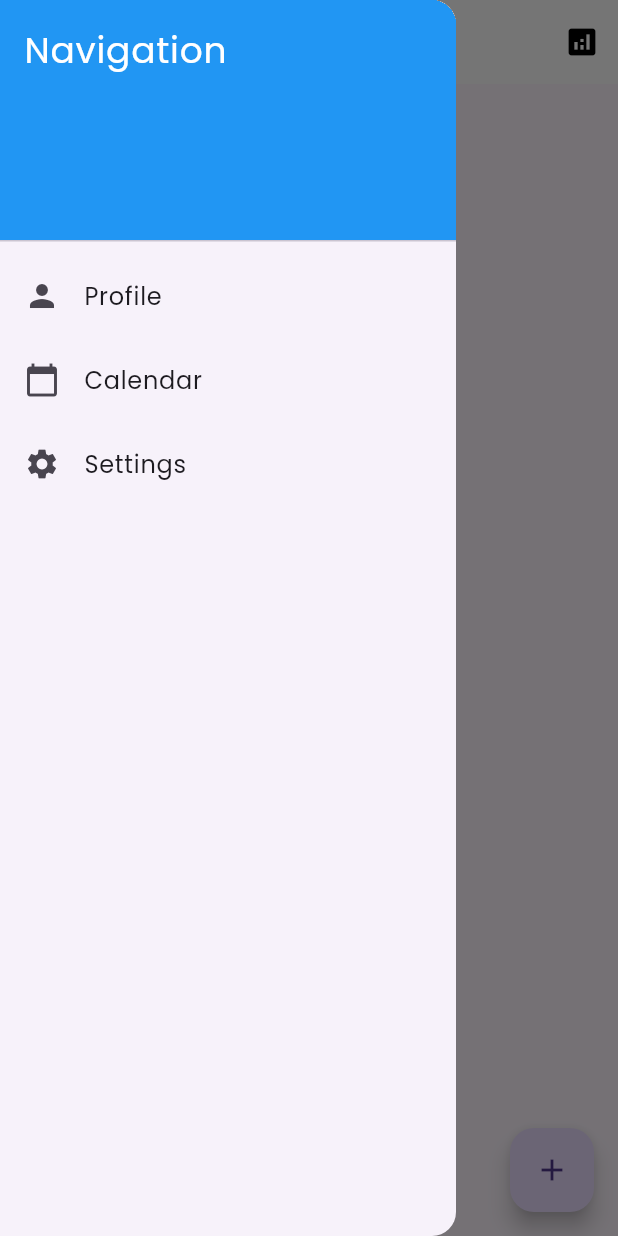
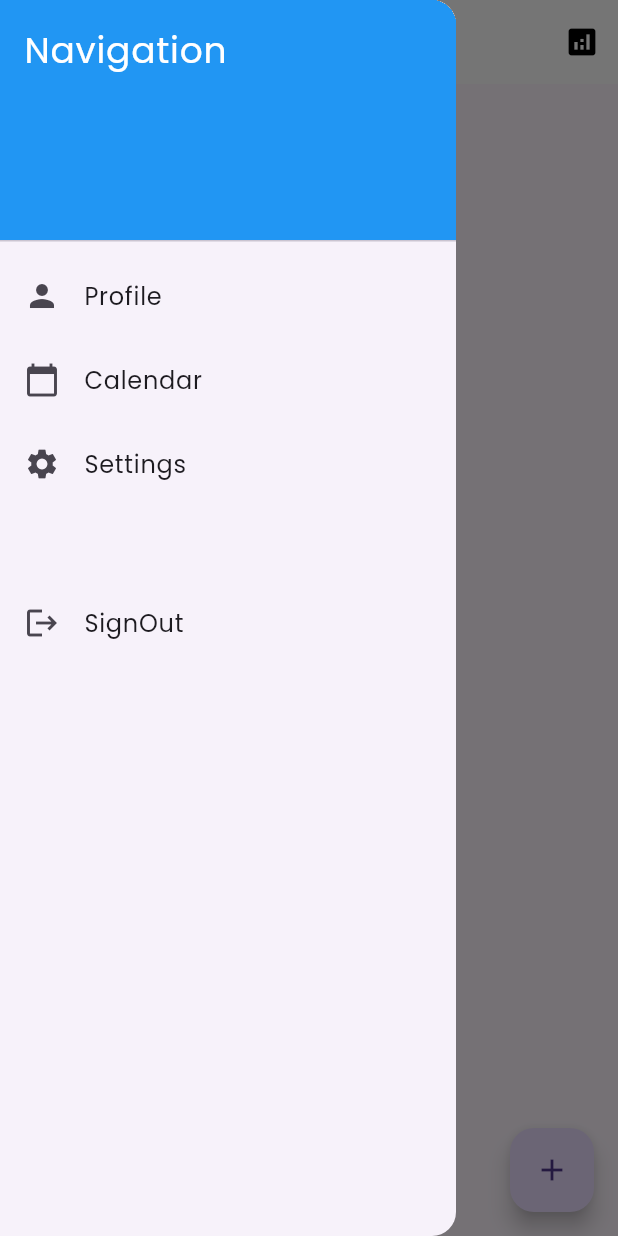
Before and after one commit to whyageek/myapp1, a Flutter app: the screen it shows once a user with an empty profile is signed in, with the side drawer open, on a phone screen of 412 x 824 dp. Run offline on Flutter 3.47's test engine with Material 3 defaults, Android fonts, the phone set to English and light mode, and no system bars; our stand-ins replace cloud_firestore, firebase_auth, firebase_core, fl_chart; accounts and stored records are empty.

Commit message:
Changes to be committed: 	modified:   .metadata 	modified:   lib/screens/home_page.dart

```diff
--- a/lib/screens/home_page.dart
+++ b/lib/screens/home_page.dart
@@ -1,3 +1,4 @@
+import 'package:firebase_auth/firebase_auth.dart';
 import 'package:flutter/material.dart';
 import 'package:cloud_firestore/cloud_firestore.dart'; // Import Firestore library
 import 'package:my_app1/main.dart';
@@ -16,6 +17,10 @@ class _HomePageState extends State<HomePage> {
   @override
   void initState() {
     super.initState();
+  }
+
+  void signUserOut () {
+    FirebaseAuth.instance.signOut();
   }
 
   void _showCigaretteDialog() {
@@ -183,7 +188,7 @@ class _HomePageState extends State<HomePage> {
         child: ListView(
           padding: EdgeInsets.zero,
           children: <Widget>[
-            DrawerHeader(
+            const DrawerHeader(
               decoration: BoxDecoration(
                 color: Colors.blue,
               ),
@@ -218,6 +223,14 @@ class _HomePageState extends State<HomePage> {
                 // Handle navigation to Settings screen
                 Navigator.pop(context); // Close the drawer
               },
+            ),
+
+            const SizedBox(height: 50,),
+
+            ListTile(
+              leading: Icon(Icons.logout),
+              title: Text('SignOut'),
+              onTap: signUserOut,
             ),
           ],
         ),
```
Also changed, not shown: 1 other file.
